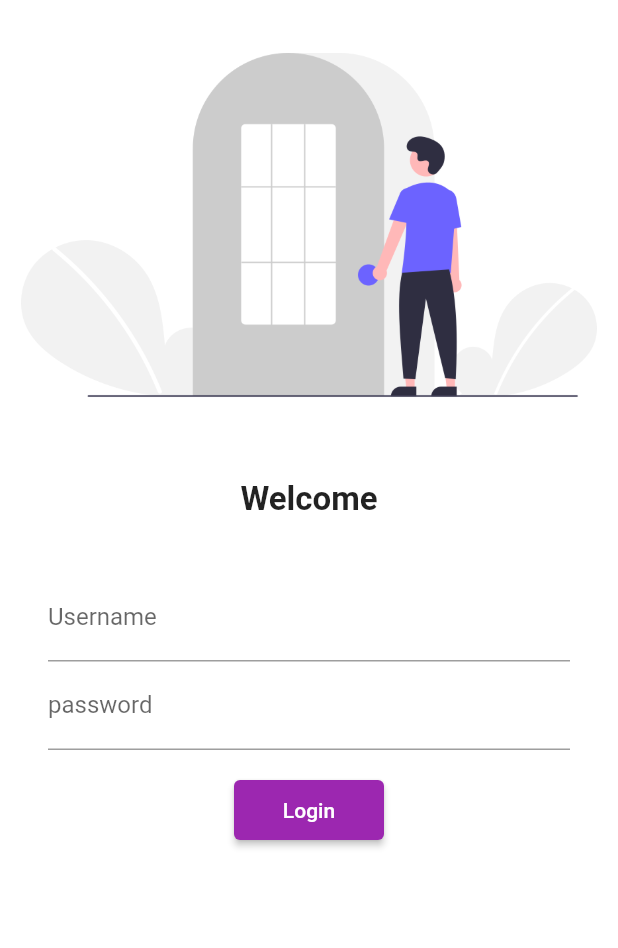
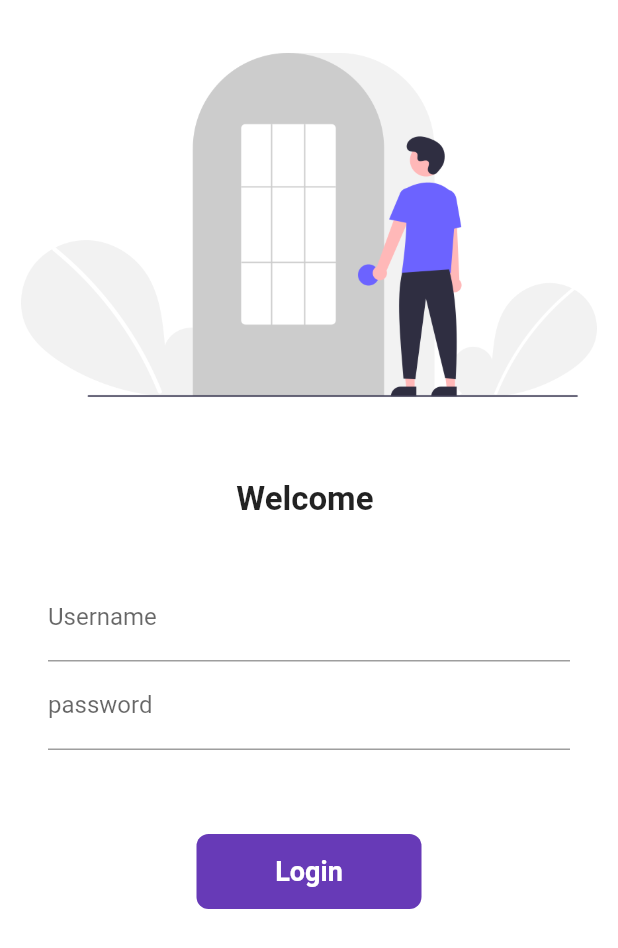
Before and after one commit to Debidattaray/flutter30, a Flutter app: the screen it shows after launch, on a phone screen of 412 x 824 dp. Shown: the top 948 px of the screen. Run offline on Flutter 3.47's test engine with Material 2 defaults, Android fonts, the phone set to English and light mode, and no system bars; our stand-ins replace google_fonts.

```diff
--- a/day1/myapp1/lib/pages/Login_Page.dart
+++ b/day1/myapp1/lib/pages/Login_Page.dart
@@ -1,9 +1,18 @@
+import 'dart:math';
+
 import 'package:flutter/material.dart';
 import 'package:myapp1/utils/routs.dart';
 
-class LoginPage extends StatelessWidget {
+class LoginPage extends StatefulWidget {
   // const name({Key key}) : super(key: key);
 
+  @override
+  _LoginPageState createState() => _LoginPageState();
+}
+
+class _LoginPageState extends State<LoginPage> {
+  String name = "";
+  bool changeButton = false;
   @override
   Widget build(BuildContext context) {
     return Material(
@@ -17,7 +26,7 @@ class LoginPage extends StatelessWidget {
                 height: 20.0,
               ),
               Text(
-                "Welcome",
+                "Welcome $name",
                 style: TextStyle(fontSize: 22, fontWeight: FontWeight.bold),
               ),
               SizedBox(
@@ -30,6 +39,10 @@ class LoginPage extends StatelessWidget {
                   TextFormField(
                     decoration: InputDecoration(
                         hintText: "Enter Username", labelText: "Username"),
+                    onChanged: (value) {
+                      name = value;
+                      setState(() {});
+                    },
                   ),
                   TextFormField(
                     obscureText: true,
@@ -38,13 +51,45 @@ class LoginPage extends StatelessWidget {
                   )
                 ]),
               ),
-              ElevatedButton(
-                onPressed: () {
+              SizedBox(height: 40),
+
+              InkWell(
+                onTap: () async{
+                  setState(() {
+                    changeButton = true;
+                  });
+                  await Future.delayed(Duration(seconds: 1));
                   Navigator.pushNamed(context, MyRoutes.homeRoute);
                 },
-                child: Text("Login"),
-                style: TextButton.styleFrom(minimumSize: Size(100, 40)),
-              )
+                child: AnimatedContainer(
+                  duration: Duration(seconds: 1),
+                  width: changeButton ? 50 : 150,
+                  height: 50,
+                  // color: Colors.deepPurple,
+                  alignment: Alignment.center,
+                  child: changeButton?Icon(Icons.done, color: Colors.white,):Text(
+                    "Login",
+                    style: TextStyle(
+                        color: Colors.white,
+                        fontWeight: FontWeight.bold,
+                        fontSize: 18),
+                  ),
+                  decoration: BoxDecoration(
+                      color: Colors.deepPurple,
+                      // shape: changeButton
+                      // ?BoxShape.circle:BoxShape.rectangle,
+                      borderRadius: BorderRadius.circular(changeButton ?50: 8),
+                      )
+                      ),
+                ),
+
+              // ElevatedButton(
+              //   onPressed: () {
+              //     Navigator.pushNamed(context, MyRoutes.homeRoute);
+              //   },
+              //   child: Text("Login"),
+              //   style: TextButton.styleFrom(minimumSize: Size(100, 40)),
+              // )
             ],
           ),
         ));
```
